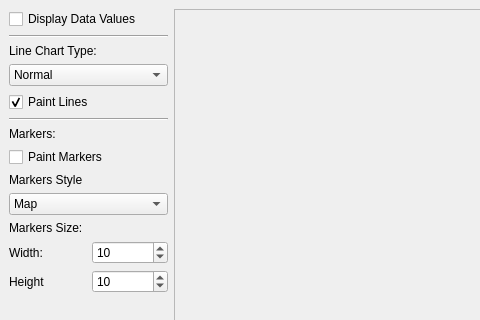
The window that examples/Lines/PointChart/mainwindow.ui (KDAB/KDChart) describes before a commit, drawn with Qt 5; both pictures show x 0 to 480 and y 0 to 320 of the 692 by 421 pixel window.
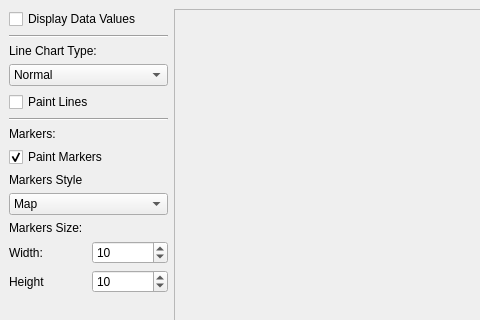
The same window after the commit. Icons and pictures are not drawn.

Commit message: make the point chart example by default look like a point chart

```diff
--- a/examples/Lines/PointChart/mainwindow.ui
+++ b/examples/Lines/PointChart/mainwindow.ui
@@ -87,7 +87,7 @@
           <string>Paint Lines</string>
          </property>
          <property name="checked" >
-          <bool>true</bool>
+          <bool>false</bool>
          </property>
         </widget>
        </item>
@@ -120,6 +120,9 @@
          <property name="text" >
           <string>Paint Markers</string>
          </property>
+         <property name="checked" >
+          <bool>true</bool>
+         </property>
         </widget>
        </item>
        <item>
```
Left out of the diff: 4 changed lines with no effect on the pictures. The commit also changes 1 other file.
